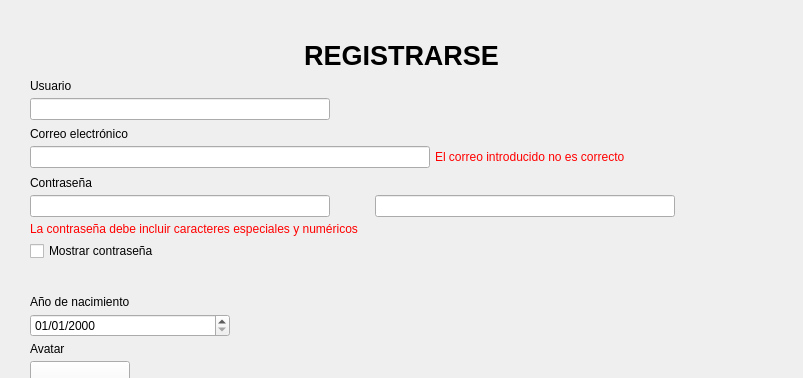
Qt form mapa/login_register.ui (jorgecanut/mapaIHM) before a commit; both pictures show x 0 to 803 and y 0 to 378 of the 803 by 561 pixel window.
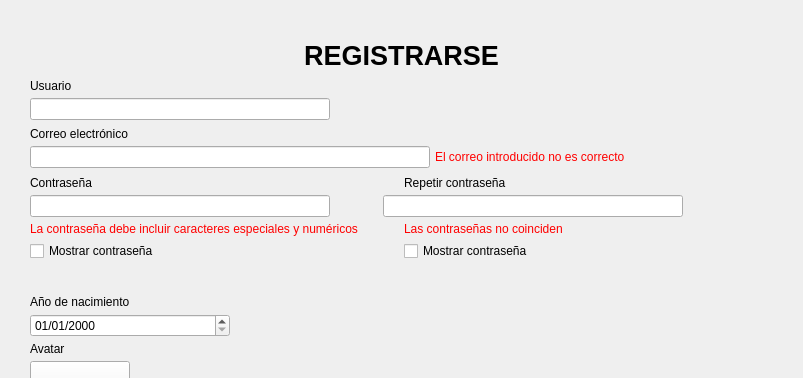
The same form after that commit. Custom widgets are drawn as their Qt base class.

Commit message: Incluido error del repetir contraseña y arregladas conexiones entre labels, falta añadir error usuario, cuadrar los labels visualmente y ver porqué al poner la misma contraseña, peta

```diff
--- a/mapa/login_register.ui
+++ b/mapa/login_register.ui
@@ -466,13 +466,24 @@
            </spacer>
           </item>
           <item>
-           <widget class="QLabel" name="label_4">
+           <layout class="QHBoxLayout" name="horizontalLayout_7">
+            <item>
+             <widget class="QLabel" name="label_15">
             <property name="text">
              <string>Contraseña</string>
             </property>
            </widget>
           </item>
           <item>
+             <widget class="QLabel" name="label_4">
+              <property name="text">
+               <string>Repetir contraseña</string>
+              </property>
+             </widget>
+            </item>
+           </layout>
+          </item>
+          <item>
            <layout class="QHBoxLayout" name="horizontalLayout_6">
             <item>
              <widget class="QLineEdit" name="leContrasea">
@@ -509,7 +520,7 @@
               </property>
               <property name="sizeHint" stdset="0">
                <size>
-                <width>40</width>
+                <width>48</width>
                 <height>20</height>
                </size>
               </property>
@@ -529,6 +540,9 @@
                 <height>16777215</height>
                </size>
               </property>
+              <property name="echoMode">
+               <enum>QLineEdit::EchoMode::Password</enum>
+              </property>
              </widget>
             </item>
             <item>
@@ -547,6 +561,8 @@
            </layout>
           </item>
           <item>
+           <layout class="QHBoxLayout" name="horizontalLayout_9">
+            <item>
            <widget class="QLabel" name="lErrorPassword">
             <property name="styleSheet">
              <string notr="true">color:red</string>
@@ -557,6 +573,20 @@
            </widget>
           </item>
           <item>
+             <widget class="QLabel" name="lErrorRepPassword">
+              <property name="styleSheet">
+               <string notr="true">color:red</string>
+              </property>
+              <property name="text">
+               <string>Las contraseñas no coinciden</string>
+              </property>
+             </widget>
+            </item>
+           </layout>
+          </item>
+          <item>
+           <layout class="QHBoxLayout" name="horizontalLayout_8">
+            <item>
            <widget class="QCheckBox" name="checkContraseaRegister">
             <property name="text">
              <string>Mostrar contraseña</string>
@@ -567,6 +597,15 @@
            </widget>
           </item>
           <item>
+             <widget class="QCheckBox" name="checkContraseaEqualRegister">
+              <property name="text">
+               <string>Mostrar contraseña</string>
+              </property>
+             </widget>
+            </item>
+           </layout>
+          </item>
+          <item>
            <spacer name="verticalSpacer_9">
             <property name="orientation">
              <enum>Qt::Orientation::Vertical</enum>
```
Left out of the diff: 2 changed lines with no effect on the pictures. Lines whose indentation alone changed are shown as unchanged. The commit also changes 2 other files.
